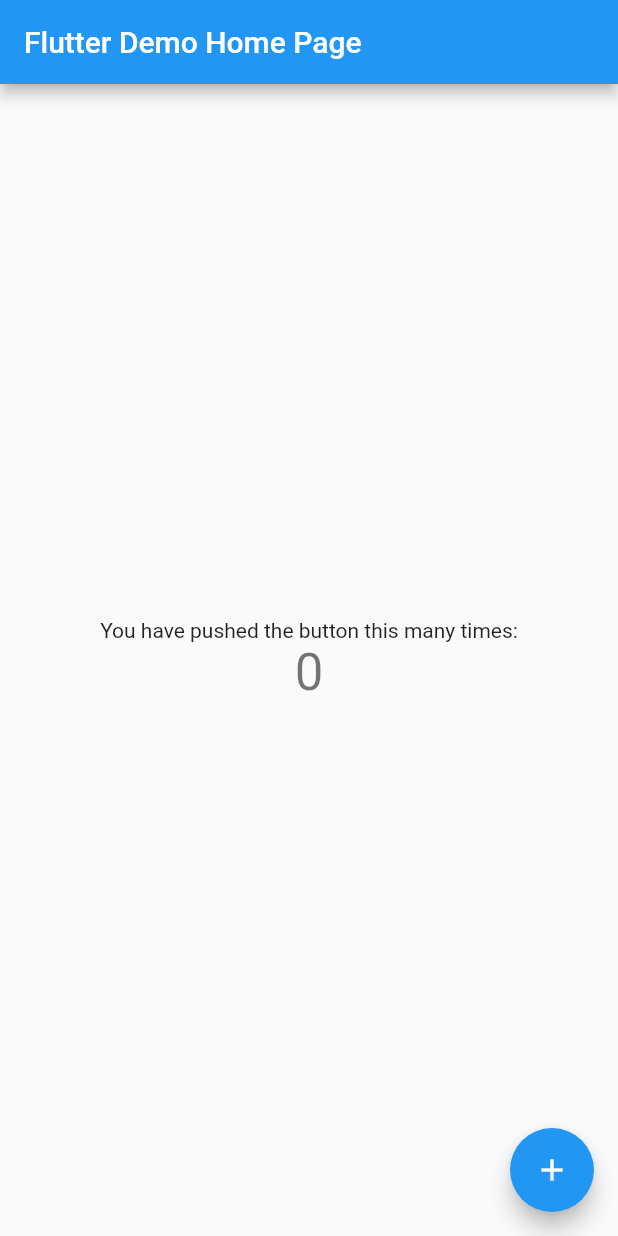
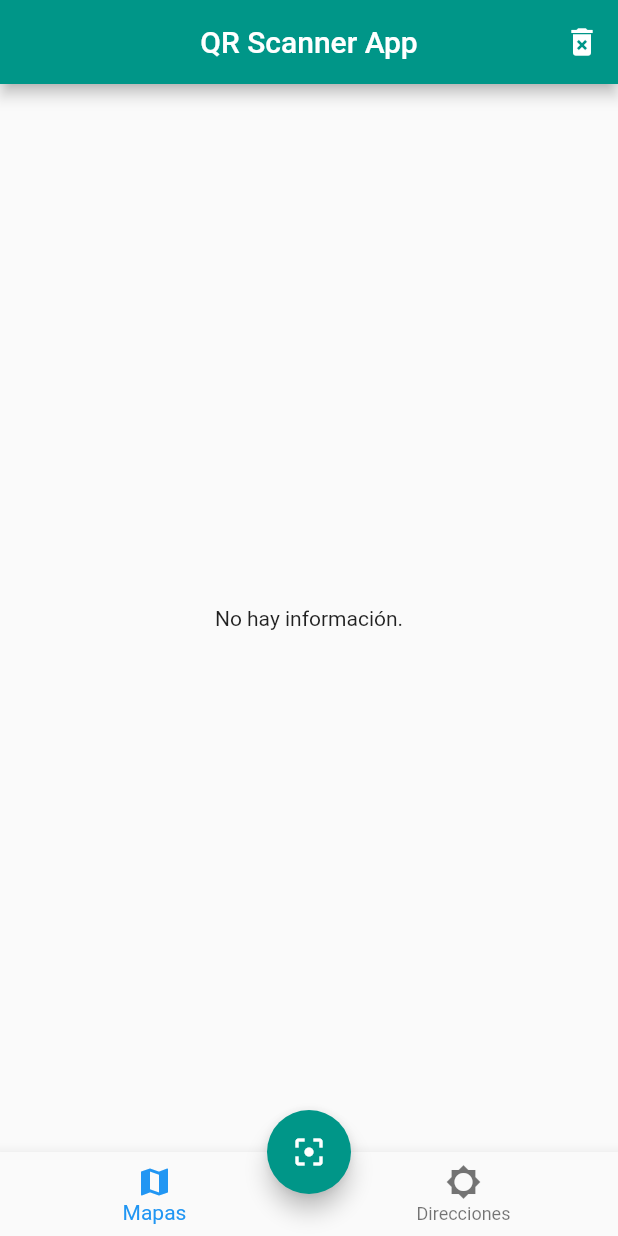
Before and after one commit to sriverarestrepo/practica_flutter_05, a Flutter app: the screen it shows after launch, on a phone screen of 412 x 824 dp. Run offline on Flutter 3.47's test engine with Material 2 defaults, Android fonts, the phone set to English and light mode, and no system bars; our stand-ins replace flutter_map, latlong, sqflite; missing offline and left inert: barcode_scan; accounts and stored records are empty.

Commit message:
Creacion de interfaces de mapas y direcciones, creacion de patron bloc, creacion de provider sqlite e inicio de mapas

```diff
--- a/lib/main.dart
+++ b/lib/main.dart
@@ -1,117 +1,24 @@
 import 'package:flutter/material.dart';
+import 'package:qr_reader_practica/src/pages/home_page.dart';
+import 'package:qr_reader_practica/src/pages/mapa_page.dart';
 
-void main() {
-  runApp(MyApp());
-}
+void main() => runApp(MyApp());
 
 class MyApp extends StatelessWidget {
-  // This widget is the root of your application.
   @override
   Widget build(BuildContext context) {
+
     return MaterialApp(
-      title: 'Flutter Demo',
+      debugShowCheckedModeBanner: false,
+      title: 'QR Reader',
+      initialRoute: 'home',
+      routes: {
+        'home' : (BuildContext context) => HomePage(),
+        'mapa' : (BuildContext context) => MapaPage(),
+      },
       theme: ThemeData(
-        // This is the theme of your application.
-        //
-        // Try running your application with "flutter run". You'll see the
-        // application has a blue toolbar. Then, without quitting the app, try
-        // changing the primarySwatch below to Colors.green and then invoke
-        // "hot reload" (press "r" in the console where you ran "flutter run",
-        // or simply save your changes to "hot reload" in a Flutter IDE).
-        // Notice that the counter didn't reset back to zero; the application
-        // is not restarted.
-        primarySwatch: Colors.blue,
-        // This makes the visual density adapt to the platform that you run
-        // the app on. For desktop platforms, the controls will be smaller and
-        // closer together (more dense) than on mobile platforms.
-        visualDensity: VisualDensity.adaptivePlatformDensity,
+        primaryColor: Colors.teal
       ),
-      home: MyHomePage(title: 'Flutter Demo Home Page'),
     );
   }
 }
-
-class MyHomePage extends StatefulWidget {
-  MyHomePage({Key key, this.title}) : super(key: key);
-
-  // This widget is the home page of your application. It is stateful, meaning
-  // that it has a State object (defined below) that contains fields that affect
-  // how it looks.
-
-  // This class is the configuration for the state. It holds the values (in this
-  // case the title) provided by the parent (in this case the App widget) and
-  // used by the build method of the State. Fields in a Widget subclass are
-  // always marked "final".
-
-  final String title;
-
-  @override
-  _MyHomePageState createState() => _MyHomePageState();
-}
-
-class _MyHomePageState extends State<MyHomePage> {
-  int _counter = 0;
-
-  void _incrementCounter() {
-    setState(() {
-      // This call to setState tells the Flutter framework that something has
-      // changed in this State, which causes it to rerun the build method below
-      // so that the display can reflect the updated values. If we changed
-      // _counter without calling setState(), then the build method would not be
-      // called again, and so nothing would appear to happen.
-      _counter++;
-    });
-  }
-
-  @override
-  Widget build(BuildContext context) {
-    // This method is rerun every time setState is called, for instance as done
-    // by the _incrementCounter method above.
-    //
-    // The Flutter framework has been optimized to make rerunning build methods
-    // fast, so that you can just rebuild anything that needs updating rather
-    // than having to individually change instances of widgets.
-    return Scaffold(
-      appBar: AppBar(
-        // Here we take the value from the MyHomePage object that was created by
-        // the App.build method, and use it to set our appbar title.
-        title: Text(widget.title),
-      ),
-      body: Center(
-        // Center is a layout widget. It takes a single child and positions it
-        // in the middle of the parent.
-        child: Column(
-          // Column is also a layout widget. It takes a list of children and
-          // arranges them vertically. By default, it sizes itself to fit its
-          // children horizontally, and tries to be as tall as its parent.
-          //
-          // Invoke "debug painting" (press "p" in the console, choose the
-          // "Toggle Debug Paint" action from the Flutter Inspector in Android
-          // Studio, or the "Toggle Debug Paint" command in Visual Studio Code)
-          // to see the wireframe for each widget.
-          //
-          // Column has various properties to control how it sizes itself and
-          // how it positions its children. Here we use mainAxisAlignment to
-          // center the children vertically; the main axis here is the vertical
-          // axis because Columns are vertical (the cross axis would be
-          // horizontal).
-          mainAxisAlignment: MainAxisAlignment.center,
-          children: <Widget>[
-            Text(
-              'You have pushed the button this many times:',
-            ),
-            Text(
-              '$_counter',
-              style: Theme.of(context).textTheme.headline4,
-            ),
-          ],
-        ),
-      ),
-      floatingActionButton: FloatingActionButton(
-        onPressed: _incrementCounter,
-        tooltip: 'Increment',
-        child: Icon(Icons.add),
-      ), // This trailing comma makes auto-formatting nicer for build methods.
-    );
-  }
-}
--- /dev/null
+++ b/lib/src/bloc/scans_bloc.dart
@@ -0,0 +1,53 @@
+import 'dart:async';
+import 'package:qr_reader_practica/src/providers/db_provider.dart';
+
+
+class ScansBloc {
+
+  static final ScansBloc _singleton = new ScansBloc._internal();
+
+  factory ScansBloc(){
+    return _singleton;
+  }
+
+  ScansBloc._internal(){
+    //Obtener Scans de la BD
+    obtenerScans();
+  }
+
+
+  final _scansController = StreamController<List<ScanModel>>.broadcast();
+
+  Stream<List<ScanModel>> get scansStream => _scansController.stream;
+
+  dispose(){
+    _scansController?.close();
+  }
+
+
+  obtenerScans() async{
+    _scansController.sink.add(await DBProvider.db.getScanAll());
+  }
+
+  agregarScan(ScanModel scan) async{
+    await DBProvider.db.nuevoScan(scan);
+    obtenerScans();
+  }
+
+  actualizarScan(ScanModel scan) async{
+    await DBProvider.db.updateScan(scan);
+    obtenerScans();
+  }
+
+  borrarScan(int id) async{
+    await DBProvider.db.deleteScan(id);
+    obtenerScans();
+  }
+
+  borrarScans() async{
+    await DBProvider.db.deleteScanAll();
+    obtenerScans();
+  }
+
+
+}
--- /dev/null
+++ b/lib/src/models/scan_model.dart
@@ -0,0 +1,42 @@
+import 'package:latlong/latlong.dart';
+
+class ScanModel {
+
+    int id;
+    String tipo;
+    String valor;
+
+    ScanModel({
+        this.id,
+        this.tipo,
+        this.valor,
+    }){
+      if(this.valor.contains('http')){
+        this.tipo = 'http';
+      }
+      if (this.valor.contains('geo')){
+        this.tipo = 'geo';
+      }
+    }
+
+
+    factory ScanModel.fromJson(Map<String, dynamic> json) => ScanModel(
+        id    : json["id"],
+        tipo  : json["tipo"],
+        valor : json["valor"],
+    );
+
+    Map<String, dynamic> toJson() => {
+        "id"    : id,
+        "tipo"  : tipo,
+        "valor" : valor,
+    };
+
+    getLatLng() {
+      final latlng = valor.substring(4).split(',');
+      final lat = double.parse(latlng[0]);
+      final lng = double.parse(latlng[1]);
+
+      return LatLng(lat, lng);
+    }
+}
--- /dev/null
+++ b/lib/src/pages/home_page.dart
@@ -0,0 +1,108 @@
+import 'package:flutter/material.dart';
+import 'package:barcode_scan/barcode_scan.dart';
+import 'package:qr_reader_practica/src/bloc/scans_bloc.dart';
+import 'package:qr_reader_practica/src/models/scan_model.dart';
+import 'package:qr_reader_practica/src/pages/direcciones_page.dart';
+import 'package:qr_reader_practica/src/pages/mapas_page.dart';
+import 'package:qr_reader_practica/src/utils/scan_util.dart' as utils;
+
+class HomePage extends StatefulWidget {
+
+  @override
+  _HomePageState createState() => _HomePageState();
+}
+
+class _HomePageState extends State<HomePage> {
+
+  int currentIndex = 0;
+  final ScansBloc scansBloc = new ScansBloc();
+
+  @override
+  Widget build(BuildContext context) {
+    return Scaffold(
+      appBar: _crearAppBar(),
+      body: _cargarPage(currentIndex),
+      bottomNavigationBar: _crearBottomNavigationBar(),
+      floatingActionButtonLocation: FloatingActionButtonLocation.centerDocked,
+      floatingActionButton: _crearFloatingActionButton(context),
+    );
+  }
+
+
+  Widget _crearAppBar() {
+    return AppBar(
+      centerTitle: true,
+      title: Text('QR Scanner App'),
+      actions: <Widget>[
+        IconButton(
+          icon: Icon(Icons.delete_forever),
+          onPressed: (){
+            scansBloc.borrarScans();
+          }
+        ),
+      ],
+    );
+  }
+
+  Widget _crearBottomNavigationBar() {
+
+    return BottomNavigationBar(
+      currentIndex: currentIndex,
+      onTap: (index) {
+        setState(() {
+          currentIndex = index;
+        });
+      },
+      items: [
+        BottomNavigationBarItem(
+          icon: Icon(Icons.map),
+          title: Text('Mapas')
+        ),
+        BottomNavigationBarItem(
+          icon: Icon(Icons.brightness_5),
+          title: Text('Direcciones')
+        ),
+      ],
+    );
+  }
+
+  Widget _cargarPage( int paginaActual ) {
+
+    switch (paginaActual) {
+      case 0  : return MapasPage();
+      case 1  : return DireccionesPage();
+      default : return MapasPage();
+    }
+  }
+
+  Widget _crearFloatingActionButton( BuildContext context) {
+
+    return FloatingActionButton(
+      child: Icon(Icons.filter_center_focus),
+      onPressed: () => _scanQR(context),
+      backgroundColor: Theme.of(context).primaryColor,
+    );
+  }
+
+  _scanQR(BuildContext context) async {
+    //geo:6.344696188197447,-75.53072348078616
+    //https://github.com/sriverarestrepo
+    ScanResult scanResult;
+    String resultStr = '';
+
+    try {
+      scanResult = await BarcodeScanner.scan();
+      resultStr  = scanResult.rawContent;
+    } catch (e) {
+      resultStr = e.toString();
+    }
+
+    if(resultStr != null){
+      final scan = ScanModel(valor: resultStr);
+      utils.abrirScan(context,scan);
+      scansBloc.agregarScan(scan);
+    }
+
+  }
+
+}
--- /dev/null
+++ b/lib/src/pages/mapas_page.dart
@@ -0,0 +1,60 @@
+import 'package:flutter/material.dart';
+import 'package:qr_reader_practica/src/bloc/scans_bloc.dart';
+import 'package:qr_reader_practica/src/models/scan_model.dart';
+import 'package:qr_reader_practica/src/utils/scan_util.dart' as utils;
+
+class MapasPage extends StatelessWidget {
+
+  final ScansBloc scansBloc = new ScansBloc();
+
+  @override
+  Widget build(BuildContext context) {
+
+
+    return StreamBuilder(
+      stream: scansBloc.scansStream,
+      builder: (BuildContext context, AsyncSnapshot<List<ScanModel>> snapshot) {
+
+        if( !snapshot.hasData ){
+          return Center(
+            child: CircularProgressIndicator(),
+          );
+        }
+
+        final scanList = snapshot.data;
+
+        if(scanList.length == 0){
+          return Center(
+            child: Text('No hay información.'),
+          );
+        }
+
+        return ListView.builder(
+          itemCount: scanList.length,
+          itemBuilder: (context, i) => Dismissible(
+            key: UniqueKey(),
+            background: Container(color: Colors.redAccent,),
+            secondaryBackground: Container(color: Colors.red,),
+            onDismissed: (direccion) {
+               print('Direccion: $direccion');
+               scansBloc.borrarScan(scanList[i].id);
+            },
+            child: ListTile(
+              leading: Icon(Icons.cloud_done,
+                color: Theme.of(context).primaryColor,
+                ),
+              title: Text(scanList[i].valor),
+              subtitle: Text('ID ${scanList[i].id}'),
+              trailing: Icon(
+                Icons.keyboard_arrow_right,
+                color: Colors.grey,
+                ),
+              onTap: () => utils.abrirScan(context, scanList[i]),
+            ),
+          )
+        );
+
+      },
+    );
+  }
+}
--- a/pubspec.yaml
+++ b/pubspec.yaml
@@ -28,6 +28,11 @@ dependencies:
   # The following adds the Cupertino Icons font to your application.
   # Use with the CupertinoIcons class for iOS style icons.
   cupertino_icons: ^0.1.3
+  barcode_scan: ^3.0.1
+  sqflite: ^1.3.1
+  path_provider: ^1.6.11
+  url_launcher: ^5.5.0
+  flutter_map: ^0.10.1
 
 dev_dependencies:
   flutter_test:
```
Also changed, not shown: lib/src/pages/direcciones_page.dart (added, +12 -0 lines), lib/src/pages/mapa_page.dart (added, +61 -0 lines), lib/src/providers/db_provider.dart (added, +136 -0 lines), lib/src/utils/scan_util.dart (added, +18 -0 lines), pubspec.lock, 3 other files.
